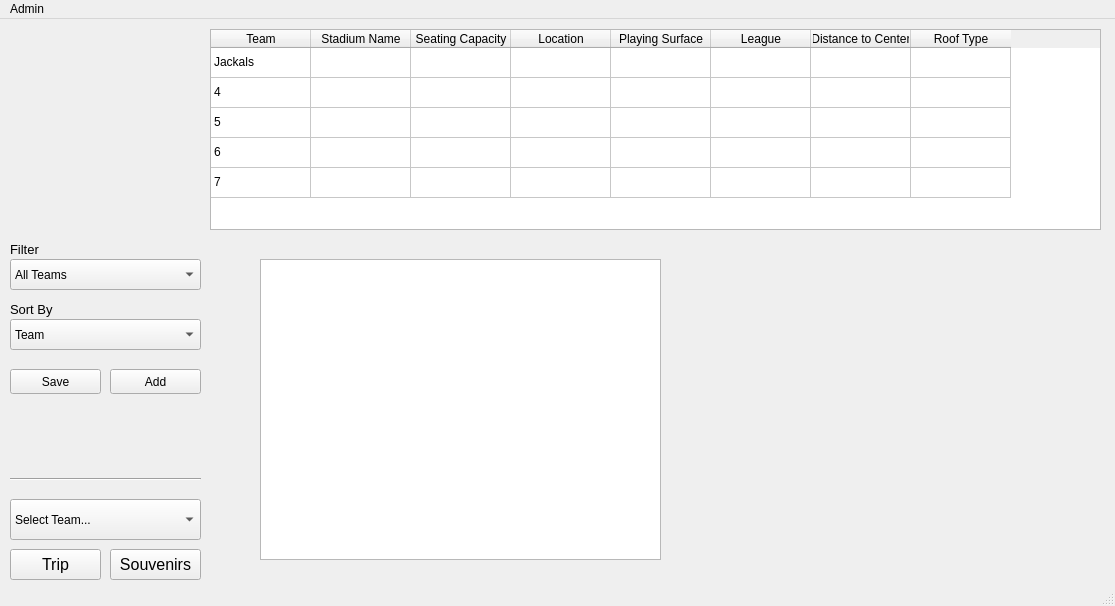
The window that BaseballTour/mainwindow.ui (awiswasi/WhoIsYourDatabase) describes before a commit, drawn with Qt 5.
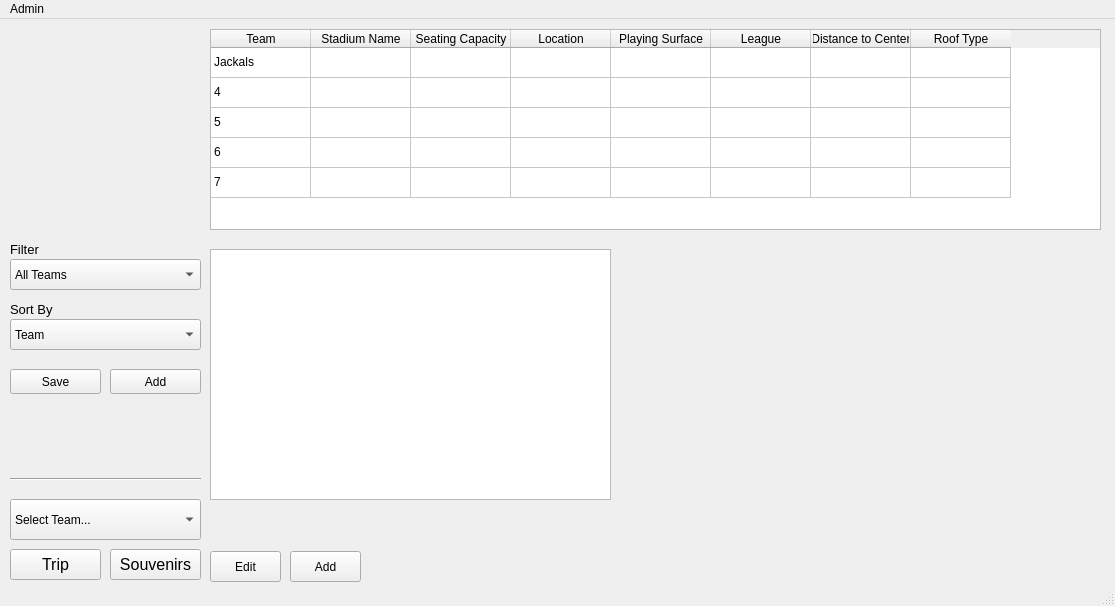
The same window after the commit. Icons and pictures are not drawn.

Diff of the .ui file:
```diff
--- a/BaseballTour/mainwindow.ui
+++ b/BaseballTour/mainwindow.ui
@@ -386,13 +386,39 @@
    <widget class="QTableView" name="tableView">
     <property name="geometry">
      <rect>
-      <x>260</x>
-      <y>240</y>
+      <x>210</x>
+      <y>230</y>
       <width>401</width>
-      <height>301</height>
+      <height>251</height>
      </rect>
     </property>
    </widget>
+   <widget class="QPushButton" name="editButton">
+    <property name="geometry">
+     <rect>
+      <x>210</x>
+      <y>532</y>
+      <width>71</width>
+      <height>31</height>
+     </rect>
+    </property>
+    <property name="text">
+     <string>Edit</string>
+    </property>
+   </widget>
+   <widget class="QPushButton" name="addSouvenirButton">
+    <property name="geometry">
+     <rect>
+      <x>290</x>
+      <y>532</y>
+      <width>71</width>
+      <height>31</height>
+     </rect>
+    </property>
+    <property name="text">
+     <string>Add</string>
+    </property>
+   </widget>
   </widget>
   <widget class="QMenuBar" name="menubar">
    <property name="geometry">
```
